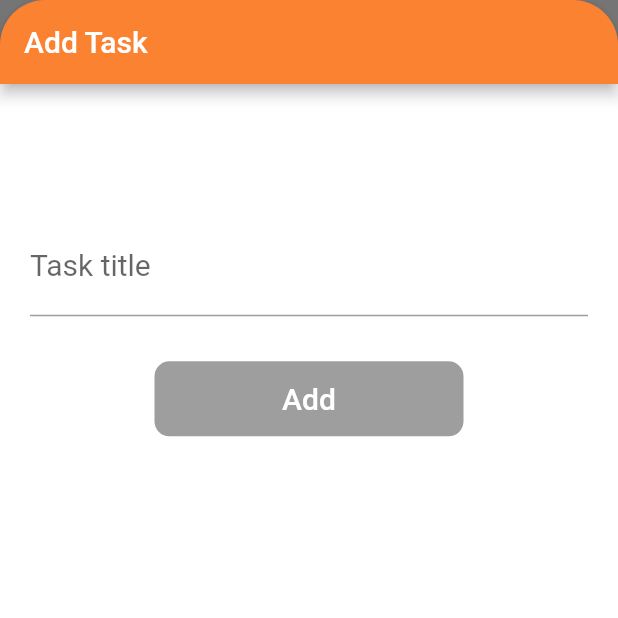
After one commit to zafarivaev/SharedToDo, a Flutter app: the TaskDetailScreen screen opened directly, on a phone screen of 412 x 824 dp, the top half of it. The commit adds this screen. Run offline on Flutter 3.47's test engine with Material 2 defaults, Android fonts, the phone set to English and light mode, and no system bars; our stand-ins replace cloud_firestore, firebase_auth, modal_progress_hud, shared_preferences; accounts and stored records are empty.

Commit message:
Add functionality to create and store tasks in Firestore

```diff
--- /dev/null
+++ b/lib/model/task.dart
@@ -0,0 +1,8 @@
+class Task {
+  final String title;
+  final bool isDone;
+  final int timestamp;
+  final String createdBy;
+
+  Task({this.title, this.isDone, this.timestamp, this.createdBy});
+}
--- /dev/null
+++ b/lib/screens/task_detail_screen.dart
@@ -0,0 +1,134 @@
+import 'package:cloud_firestore/cloud_firestore.dart';
+import 'package:firebase_auth/firebase_auth.dart';
+import 'package:flutter/material.dart';
+import 'package:modal_progress_hud/modal_progress_hud.dart';
+import 'package:shared_to_do/model/task.dart';
+import 'package:shared_to_do/utils/constants.dart';
+import 'package:shared_to_do/widgets/auth_action_button.dart';
+import 'package:shared_to_do/widgets/error_dialog.dart';
+
+class TaskDetailScreen extends StatefulWidget {
+  @override
+  _TaskDetailScreenState createState() => _TaskDetailScreenState();
+}
+
+class _TaskDetailScreenState extends State<TaskDetailScreen> {
+  FirebaseUser currentUser;
+  String title;
+  int timestamp;
+  bool isButtonEnabled = false;
+  bool isLoading = false;
+
+  Firestore _firestore = Firestore.instance;
+  FirebaseAuth _auth = FirebaseAuth.instance;
+
+  void getCurrentUserEmail() async {
+    currentUser = await _auth.currentUser();
+  }
+
+  @override
+  void initState() {
+    super.initState();
+    getCurrentUserEmail();
+  }
+
+  @override
+  Widget build(BuildContext context) {
+    return ModalProgressHUD(
+      inAsyncCall: isLoading,
+      child: Scaffold(
+        backgroundColor: Color(0xFF757575),
+        appBar: AppBar(
+          shape: RoundedRectangleBorder(
+              borderRadius: BorderRadius.only(
+            topLeft: Radius.circular(30),
+            topRight: Radius.circular(30),
+          )),
+          automaticallyImplyLeading: false,
+          backgroundColor: kBeniukonBronzeColor,
+          title: Text('Add Task'),
+        ),
+        body: Container(
+          color: Colors.white,
+          child: Padding(
+            padding: EdgeInsets.symmetric(horizontal: 20.0),
+            child: Column(
+              mainAxisAlignment: MainAxisAlignment.center,
+              children: <Widget>[
+                Spacer(),
+                Theme(
+                  data: Theme.of(context)
+                      .copyWith(primaryColor: kBeniukonBronzeColor),
+                  child: TextField(
+                    decoration: InputDecoration(
+                      hintText: 'My brand new task',
+                      labelText: 'Task title',
+                    ),
+                    style: TextStyle(fontSize: 20, color: kBlueHorizonColor),
+                    cursorColor: kBeniukonBronzeColor,
+                    onChanged: (newValue) {
+                      setState(() {
+                        title = newValue;
+                        isButtonEnabled = title.length > 0;
+                      });
+                    },
+                  ),
+                ),
+                SizedBox(
+                  height: 30,
+                ),
+                AuthActionButton(
+                  width: getScreenWidth(context) * 0.5,
+                  height: 50,
+                  title: 'Add',
+                  borderRadius: 10,
+                  elevation: 2,
+                  backgroundColor: kBeniukonBronzeColor,
+                  isEnabled: isButtonEnabled,
+                  onPressedHandler: () async {
+                    setState(() {
+                      isLoading = true;
+                    });
+
+                    try {
+                      int timestamp = DateTime.now().millisecondsSinceEpoch;
+                      Task newTask = Task(
+                          title: title,
+                          isDone: false,
+                          createdBy: currentUser.email,
+                          timestamp: timestamp);
+
+                      await _firestore.collection('tasks').add({
+                        'title': newTask.title,
+                        'isDone': newTask.isDone,
+                        'createdBy': newTask.createdBy,
+                        'timestamp': newTask.timestamp
+                      });
+
+                      setState(() {
+                        isLoading = false;
+                      });
+
+                      Navigator.pop(context);
+                    } catch (error) {
+                      setState(() {
+                        isLoading = false;
+                      });
+                      showDialog(
+                        context: context,
+                        builder: (_) => ErrorDialog(message: error.message),
+                      );
+                    }
+                  },
+                ),
+                Spacer(
+                  flex: 6,
+                ),
+              ],
+            ),
+          ),
+        ),
+      ),
+    );
+  }
+}
--- a/lib/widgets/auth_action_button.dart
+++ b/lib/widgets/auth_action_button.dart
@@ -4,6 +4,8 @@ class AuthActionButton extends StatelessWidget {
   final double width;
   final double height;
   final String title;
+  final double borderRadius;
+  final double elevation;
   final Color backgroundColor;
   final Function onPressedHandler;
   final bool isEnabled;
@@ -12,6 +14,8 @@ class AuthActionButton extends StatelessWidget {
       {@required this.width,
       @required this.height,
       @required this.title,
+      this.borderRadius = 20.0,
+      this.elevation = 1,
       @required this.backgroundColor,
       @required this.onPressedHandler,
       this.isEnabled = true});
@@ -22,8 +26,9 @@ class AuthActionButton extends StatelessWidget {
       width: width,
       height: height,
       child: RaisedButton(
+        elevation: elevation,
         shape: RoundedRectangleBorder(
-          borderRadius: BorderRadius.circular(20),
+          borderRadius: BorderRadius.circular(borderRadius),
         ),
         color: backgroundColor,
         child: Text(
--- /dev/null
+++ b/lib/widgets/tasks_stream.dart
@@ -0,0 +1,63 @@
+import 'package:cloud_firestore/cloud_firestore.dart';
+import 'package:flutter/material.dart';
+import 'package:shared_to_do/model/task.dart';
+import 'package:shared_to_do/widgets/task_tile.dart';
+
+class TasksList extends StatefulWidget {
+  @override
+  _TasksListState createState() => _TasksListState();
+}
+
+class _TasksListState extends State<TasksList> {
+  final Firestore _firestore = Firestore.instance;
+
+  @override
+  Widget build(BuildContext context) {
+    return StreamBuilder<QuerySnapshot>(
+        stream: _firestore.collection('tasks').snapshots(),
+        builder: (context, snapshot) {
+          if (!snapshot.hasData) {
+            return Column(
+              mainAxisAlignment: MainAxisAlignment.center,
+              children: <Widget>[
+                Center(
+                  child: Text('No tasks added yet'),
+                )
+              ],
+            );
+          }
+
+          final firestoreTasks = snapshot.data.documents;
+          List<TaskTile> taskTiles = [];
+          List<Task> tasks = [];
+
+          firestoreTasks.forEach((firestoreTask) {
+            Task task = Task(
+              title: firestoreTask.data['title'],
+              isDone: firestoreTask.data['isDone'],
+              createdBy: firestoreTask.data['createdBy'],
+              timestamp: firestoreTask.data['timestamp'],
+            );
+            tasks.add(Task(
+                title: task.title,
+                isDone: task.isDone,
+                createdBy: task.createdBy,
+                timestamp: task.timestamp));
+          });
+
+          if (tasks.isNotEmpty) {
+            tasks.sort((a, b) => b.timestamp.compareTo(a.timestamp));
+            tasks.forEach((task) {
+              taskTiles.add(TaskTile(
+                title: task.title,
+                author: task.createdBy,
+              ));
+            });
+          }
+
+          return ListView(
+            children: taskTiles,
+          );
+        });
+  }
+}
```
Also changed, not shown: lib/screens/tasks_screen.dart (+6 -33 lines), lib/widgets/task_drawer.dart (added, +47 -0 lines), lib/widgets/task_tile.dart (added, +50 -0 lines).
